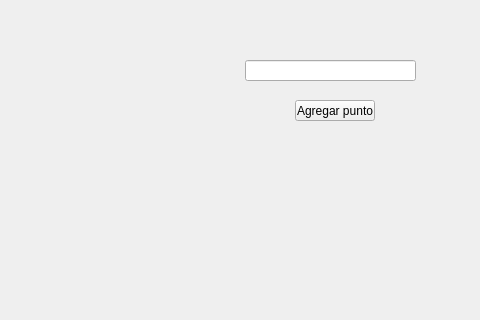
The window that mainwindow.ui (javosmar/multiserie) describes before a commit, drawn with Qt 5; both pictures show x 765 to 1245 and y 227 to 547 of the 1245 by 816 pixel window.
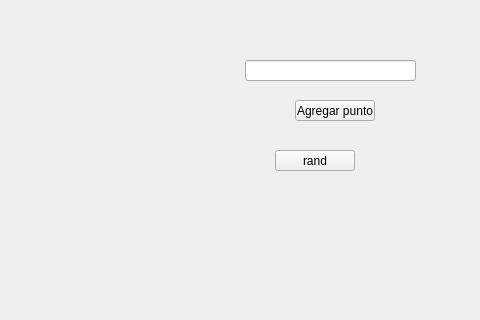
The same window after the commit. Custom widgets are drawn as their Qt base class.

Commit message: grafico de calor con generador aleatorio de puntos. seguir con con bases de datos para diferenciar jugadores y separar datos

```diff
--- a/mainwindow.ui
+++ b/mainwindow.ui
@@ -270,6 +270,19 @@
      </rect>
     </property>
    </widget>
+   <widget class="QPushButton" name="pushButton_2">
+    <property name="geometry">
+     <rect>
+      <x>1040</x>
+      <y>360</y>
+      <width>80</width>
+      <height>21</height>
+     </rect>
+    </property>
+    <property name="text">
+     <string>rand</string>
+    </property>
+   </widget>
    <zorder>layoutWidget</zorder>
    <zorder>tableWidgetdato</zorder>
    <zorder>layoutWidget</zorder>
```
Left out of the diff: 1 changed line with no effect on the pictures. The commit also changes 2 other files.
